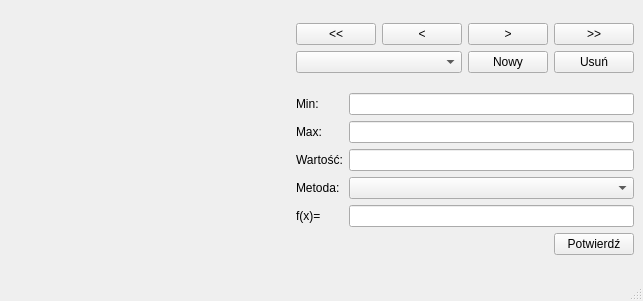
Qt form FizykoChemia/resources/testv2.ui (SlowikowskiMichal/FizykoChemia) before a commit.
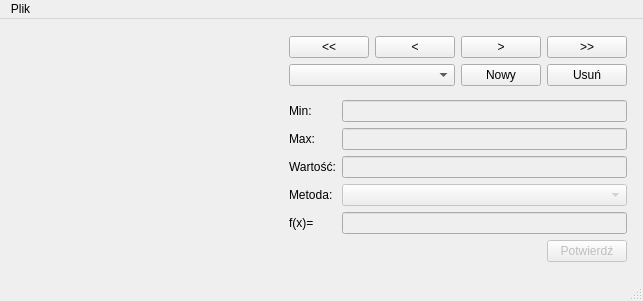
The same form after that commit. Custom widgets are drawn as their Qt base class.

Commit message: added button controls

Diff of the .ui file:
```diff
--- a/FizykoChemia/resources/testv2.ui
+++ b/FizykoChemia/resources/testv2.ui
@@ -67,6 +67,9 @@
      <layout class="QVBoxLayout" name="verticalLayout_2">
       <item>
        <layout class="QGridLayout" name="gridLayout_2">
+        <property name="rightMargin">
+         <number>7</number>
+        </property>
         <item row="1" column="3">
          <widget class="QPushButton" name="removeButton">
           <property name="minimumSize">
@@ -159,8 +162,14 @@
       </item>
       <item>
        <layout class="QGridLayout" name="gridLayout_3">
+        <property name="rightMargin">
+         <number>7</number>
+        </property>
         <item row="4" column="1">
          <widget class="QLineEdit" name="functionLineEdit">
+          <property name="enabled">
+           <bool>false</bool>
+          </property>
           <property name="minimumSize">
            <size>
             <width>45</width>
@@ -174,6 +183,9 @@
         </item>
         <item row="1" column="1">
          <widget class="QLineEdit" name="maxLineEdit">
+          <property name="enabled">
+           <bool>false</bool>
+          </property>
           <property name="minimumSize">
            <size>
             <width>45</width>
@@ -184,6 +196,9 @@
         </item>
         <item row="2" column="1">
          <widget class="QLineEdit" name="valueLineEdit">
+          <property name="enabled">
+           <bool>false</bool>
+          </property>
           <property name="minimumSize">
            <size>
             <width>45</width>
@@ -222,6 +237,9 @@
         </item>
         <item row="3" column="1">
          <widget class="QComboBox" name="methodEditBox">
+          <property name="enabled">
+           <bool>false</bool>
+          </property>
           <property name="minimumSize">
            <size>
             <width>45</width>
@@ -254,6 +272,9 @@
           </item>
           <item>
            <widget class="QPushButton" name="saveButton">
+            <property name="enabled">
+             <bool>false</bool>
+            </property>
             <property name="text">
              <string>Potwierdź</string>
             </property>
@@ -263,6 +284,9 @@
         </item>
         <item row="0" column="1">
          <widget class="QLineEdit" name="minLineEdit">
+          <property name="enabled">
+           <bool>false</bool>
+          </property>
           <property name="minimumSize">
            <size>
             <width>45</width>
@@ -286,6 +310,13 @@
      <height>18</height>
     </rect>
    </property>
+   <widget class="QMenu" name="menuPlik">
+    <property name="title">
+     <string>Plik</string>
+    </property>
+    <addaction name="actionLoad"/>
+   </widget>
+   <addaction name="menuPlik"/>
   </widget>
   <widget class="QStatusBar" name="statusbar"/>
  </widget>
```
Left out of the diff: 5 changed lines with no effect on the pictures. The commit also changes 1 other file.
